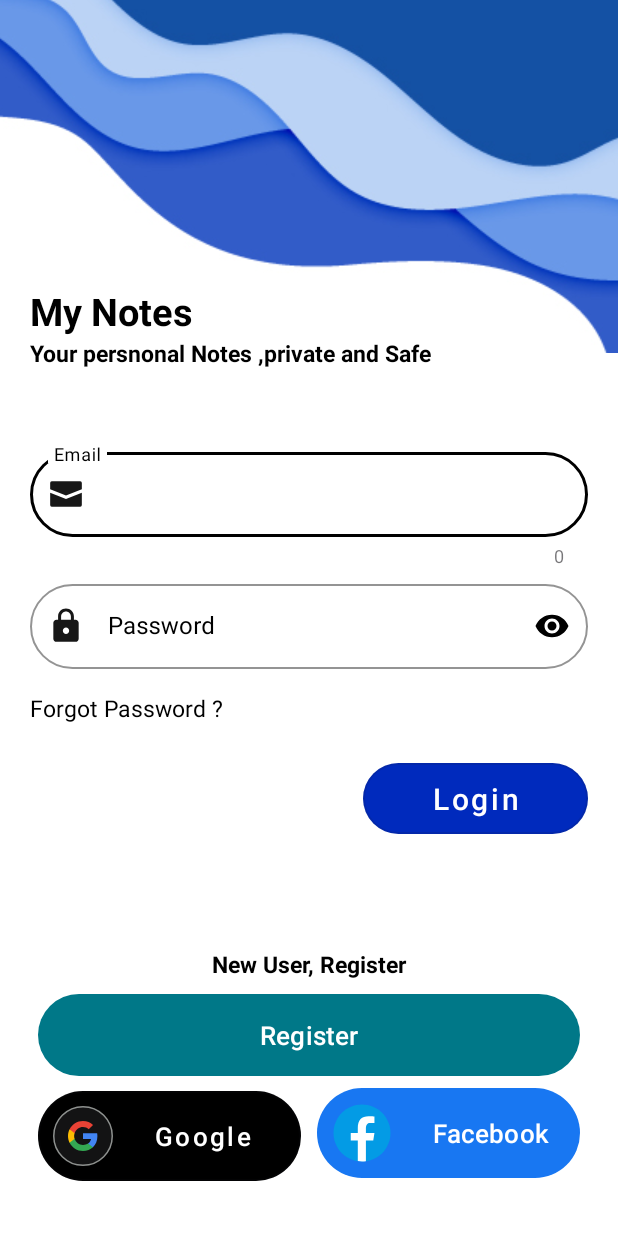
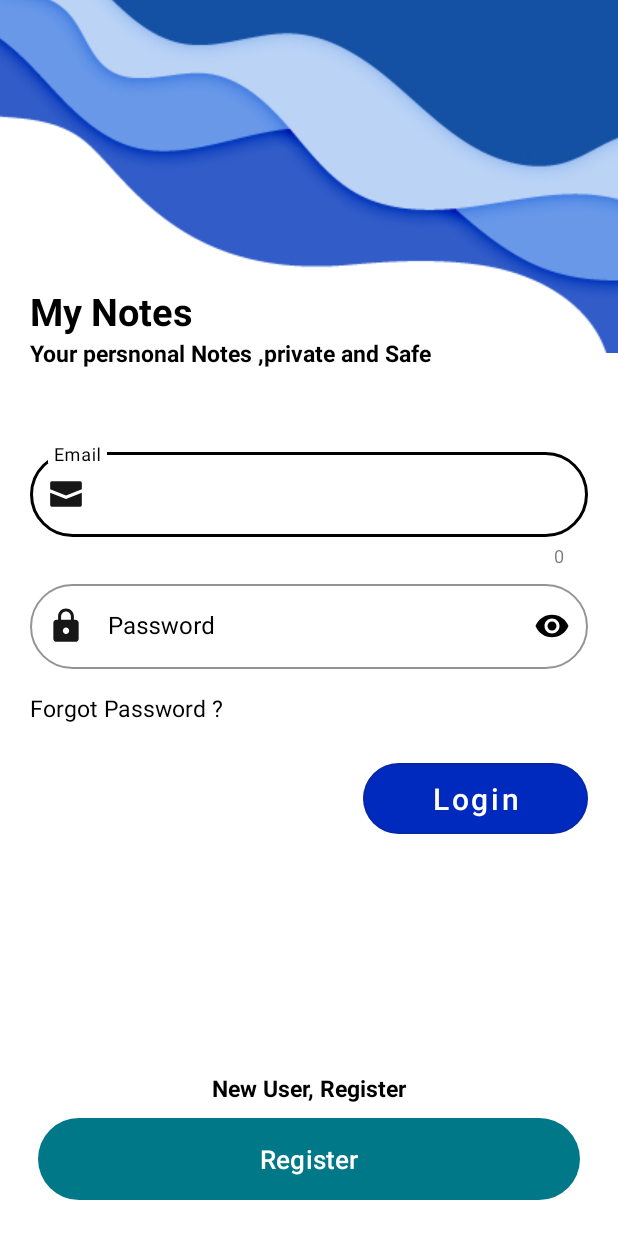
Before and after one commit to shushilgautam/Kotlin-Projects, an Android app: the layout activity_main.xml on its own in the app's theme, with its tools: preview values and no code run, on a phone screen of 412 x 824 dp. Run offline under Robolectric (Android 15) with nearby library versions, the phone set to English and light mode, and no system bars.

```diff
--- a/NotesAppWithFirebase/app/src/main/AndroidManifest.xml
+++ b/NotesAppWithFirebase/app/src/main/AndroidManifest.xml
@@ -13,7 +13,7 @@
         android:theme="@style/Theme.NotesAppWithFirebase"
         tools:targetApi="31">
         <activity
-            android:name=".MainActivity"
+            android:name=".HomeActivity"
             android:exported="false" />
         <activity
             android:name=".AddNote"
@@ -22,7 +22,7 @@
             android:name=".RegistrationActivity"
             android:exported="false" />
         <activity
-            android:name=".HomeActivity"
+            android:name=".MainActivity"
             android:exported="true">
             <intent-filter>
                 <action android:name="android.intent.action.MAIN" />
--- /dev/null
+++ b/NotesAppWithFirebase/app/src/main/res/drawable/logout.xml
@@ -0,0 +1,5 @@
+<vector xmlns:android="http://schemas.android.com/apk/res/android" android:height="35dp" android:viewportHeight="25" android:viewportWidth="25" android:width="35dp">
+
+    <path android:fillColor="#000000" android:pathData="M11.75,10.374C11.75,10.788 12.086,11.124 12.5,11.124C12.914,11.124 13.25,10.788 13.25,10.374L11.75,10.374ZM13.25,4.5C13.25,4.086 12.914,3.75 12.5,3.75C12.086,3.75 11.75,4.086 11.75,4.5L13.25,4.5ZM9.811,7.162C10.188,6.99 10.354,6.545 10.183,6.168C10.011,5.791 9.566,5.625 9.189,5.796L9.811,7.162ZM5.5,12.66L4.75,12.656L4.75,12.669L5.5,12.66ZM12.5,19.5L12.509,18.75C12.503,18.75 12.497,18.75 12.491,18.75L12.5,19.5ZM19.5,12.66L20.25,12.669L20.25,12.656L19.5,12.66ZM15.811,5.796C15.434,5.625 14.989,5.791 14.817,6.168C14.646,6.545 14.812,6.99 15.189,7.162L15.811,5.796ZM13.25,10.374L13.25,4.5L11.75,4.5L11.75,10.374L13.25,10.374ZM9.189,5.796C6.498,7.022 4.766,9.7 4.75,12.656L6.25,12.664C6.262,10.292 7.652,8.144 9.811,7.162L9.189,5.796ZM4.75,12.669C4.799,16.905 8.273,20.299 12.509,20.25L12.491,18.75C9.084,18.789 6.29,16.059 6.25,12.651L4.75,12.669ZM12.491,20.25C16.727,20.299 20.201,16.905 20.25,12.669L18.75,12.651C18.71,16.059 15.916,18.789 12.509,18.75L12.491,20.25ZM20.25,12.656C20.235,9.7 18.502,7.022 15.811,5.796L15.189,7.162C17.347,8.144 18.738,10.292 18.75,12.664L20.25,12.656Z"/>
+
+</vector>
--- a/NotesAppWithFirebase/app/src/main/res/layout/activity_main.xml
+++ b/NotesAppWithFirebase/app/src/main/res/layout/activity_main.xml
@@ -142,7 +142,7 @@
             android:id="@+id/intentRegister"
             android:layout_width="match_parent"
             android:layout_height="wrap_content"
-            android:layout_above="@id/bottomBox"
+            android:layout_alignParentBottom="true"
             android:layout_gravity="right"
             android:layout_marginStart="5dp"
             android:padding="15dp"
@@ -155,48 +155,48 @@
             app:backgroundTint="@color/green"
             app:backgroundTintMode="add"
             app:cornerRadius="30dp" />
-        <LinearLayout
-            android:id="@+id/bottomBox"
-            android:layout_width="match_parent"
-            android:layout_height="wrap_content"
-            android:orientation="horizontal"
-            android:layout_alignParentBottom="true"
-            android:weightSum="2">
+<!--        <LinearLayout-->
+<!--            android:id="@+id/bottomBox"-->
+<!--            android:layout_width="match_parent"-->
+<!--            android:layout_height="wrap_content"-->
+<!--            android:orientation="horizontal"-->
+<!--            android:layout_alignParentBottom="true"-->
+<!--            android:weightSum="2">-->
 
-            <com.google.android.material.button.MaterialButton
-                android:drawableLeft="@drawable/google_logo"
-                android:layout_width="match_parent"
-                android:layout_height="wrap_content"
-                android:layout_gravity="right"
-                android:padding="10dp"
-                android:text="Google"
-                android:textAllCaps="false"
-                android:textColor="@color/white"
-                android:textSize="17dp"
-                style="@style/Widget.MaterialComponents.Button.OutlinedButton"
-                app:backgroundTintMode="add"
-                app:backgroundTint="@color/black"
-                android:layout_weight="1"
-                android:layout_margin="5dp"
-                android:id="@+id/google"
-                app:cornerRadius="30dp" />
+<!--            <com.google.android.material.button.MaterialButton-->
+<!--                android:drawableLeft="@drawable/google_logo"-->
+<!--                android:layout_width="match_parent"-->
+<!--                android:layout_height="wrap_content"-->
+<!--                android:layout_gravity="right"-->
+<!--                android:padding="10dp"-->
+<!--                android:text="Google"-->
+<!--                android:textAllCaps="false"-->
+<!--                android:textColor="@color/white"-->
+<!--                android:textSize="17dp"-->
+<!--                style="@style/Widget.MaterialComponents.Button.OutlinedButton"-->
+<!--                app:backgroundTintMode="add"-->
+<!--                app:backgroundTint="@color/black"-->
+<!--                android:layout_weight="1"-->
+<!--                android:layout_margin="5dp"-->
+<!--                android:id="@+id/google"-->
+<!--                app:cornerRadius="30dp" />-->
 
-            <com.google.android.material.button.MaterialButton
-                android:drawableLeft="@drawable/facebook_logo"
-                android:layout_width="match_parent"
-                android:layout_height="wrap_content"
-                android:layout_gravity="right"
-                android:padding="6dp"
-                android:text="Facebook"
-                android:textAllCaps="false"
-                android:textColor="@color/white"
-                android:textSize="17dp"
-                android:layout_weight="1"
-                android:layout_margin="5dp"
-                android:id="@+id/facebook"
-                app:backgroundTint="@color/facebook_blue"
-                app:cornerRadius="30dp" />
-        </LinearLayout>
+<!--            <com.google.android.material.button.MaterialButton-->
+<!--                android:drawableLeft="@drawable/facebook_logo"-->
+<!--                android:layout_width="match_parent"-->
+<!--                android:layout_height="wrap_content"-->
+<!--                android:layout_gravity="right"-->
+<!--                android:padding="6dp"-->
+<!--                android:text="Facebook"-->
+<!--                android:textAllCaps="false"-->
+<!--                android:textColor="@color/white"-->
+<!--                android:textSize="17dp"-->
+<!--                android:layout_weight="1"-->
+<!--                android:layout_margin="5dp"-->
+<!--                android:id="@+id/facebook"-->
+<!--                app:backgroundTint="@color/facebook_blue"-->
+<!--                app:cornerRadius="30dp" />-->
+<!--        </LinearLayout>-->
 
     </RelativeLayout>
 
```
Also changed, not shown: NotesAppWithFirebase/app/src/main/java/com/example/notesappwithfirebase/HomeActivity.kt (+15 -1 lines), NotesAppWithFirebase/app/src/main/java/com/example/notesappwithfirebase/MainActivity.kt (+21 -6 lines), NotesAppWithFirebase/app/src/main/java/com/example/notesappwithfirebase/MyCustomAdapter.kt (+6 -5 lines), NotesAppWithFirebase/app/src/main/res/layout/activity_home.xml (+26 -13 lines), NotesAppWithFirebase/app/src/main/res/menu/home_menu.xml (added, +9 -0 lines).
